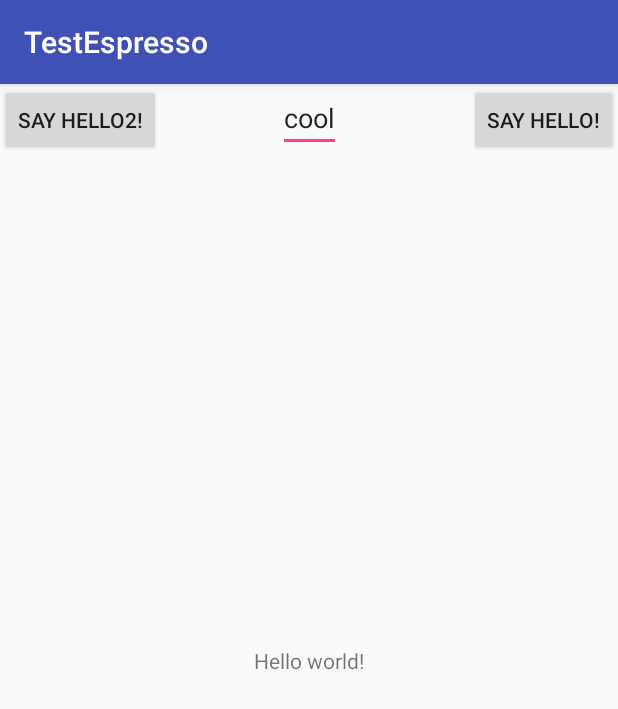
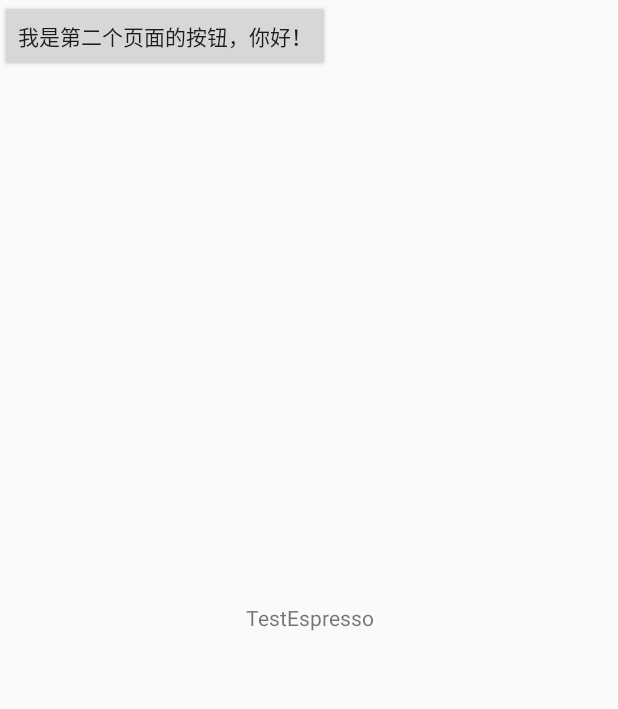
Before and after one commit to cereuz/EspressoAndUiautomator, an Android app: the screen it shows after launch (MainActivity before the commit, SecondActivity after it), after a tap on "SAY HELLO2!", on a phone screen of 412 x 824 dp. Shown: the top 709 px of the screen. Run offline under Robolectric (Android 15) with nearby library versions, the phone set to English and light mode, and no system bars.

Commit message:
TestEspresso0313   SecondActivity

```diff
--- a/app/src/main/AndroidManifest.xml
+++ b/app/src/main/AndroidManifest.xml
@@ -18,6 +18,7 @@
                 <category android:name="android.intent.category.LAUNCHER" />
             </intent-filter>
         </activity>
+        <activity android:name=".SecondActivity"></activity>
     </application>
 
 </manifest>
--- a/app/src/main/java/onezao/com/testespresso/MainActivity.java
+++ b/app/src/main/java/onezao/com/testespresso/MainActivity.java
@@ -1,5 +1,6 @@
 package onezao.com.testespresso;
 
+import android.content.Intent;
 import android.support.v7.app.AppCompatActivity;
 import android.os.Bundle;
 import android.view.View;
@@ -20,5 +21,7 @@ public class MainActivity extends AppCompatActivity {
     }
     public void btnhello2(View view){
         Toast.makeText(this,"我是一个按钮2！",Toast.LENGTH_LONG).show();
+        Intent intent =  new Intent(this,SecondActivity.class);
+        startActivity(intent);
     }
 }
--- /dev/null
+++ b/app/src/main/java/onezao/com/testespresso/SecondActivity.java
@@ -0,0 +1,23 @@
+package onezao.com.testespresso;
+
+import android.app.Activity;
+import android.os.Bundle;
+import android.support.annotation.Nullable;
+import android.view.View;
+import android.widget.Toast;
+
+/**
+ * Created by XYL-SJ005 on 2018/3/13.
+ */
+
+public class SecondActivity extends Activity {
+    @Override
+    protected void onCreate(@Nullable Bundle savedInstanceState) {
+        super.onCreate(savedInstanceState);
+        setContentView(R.layout.activity_second);
+    }
+
+    public void btn2Hello(View view){
+        Toast.makeText(this,"我是第二个页面的按钮，你已经点击了哦。",Toast.LENGTH_SHORT).show();
+    }
+}
--- /dev/null
+++ b/app/src/main/res/layout/activity_second.xml
@@ -0,0 +1,18 @@
+<?xml version="1.0" encoding="utf-8"?>
+<android.support.constraint.ConstraintLayout
+    xmlns:android="http://schemas.android.com/apk/res/android" android:layout_width="match_parent"
+    android:layout_height="match_parent">
+    <TextView
+        android:layout_width="match_parent"
+        android:layout_height="match_parent"
+        android:gravity="center"
+        android:text="@string/app_name"/>
+
+    <Button
+        android:id="@+id/btn_second_show"
+        android:layout_width="wrap_content"
+        android:layout_height="wrap_content"
+        android:text="@string/second_btn"
+        android:onClick="btn2Hello"/>
+
+</android.support.constraint.ConstraintLayout>
--- a/app/src/main/res/values/strings.xml
+++ b/app/src/main/res/values/strings.xml
@@ -1,3 +1,5 @@
 <resources>
     <string name="app_name">TestEspresso</string>
+    <string name="second">我是第二个页面，你好！</string>
+    <string name="second_btn">我是第二个页面的按钮，你好！</string>
 </resources>
```
Also changed, not shown: 2 other files.
